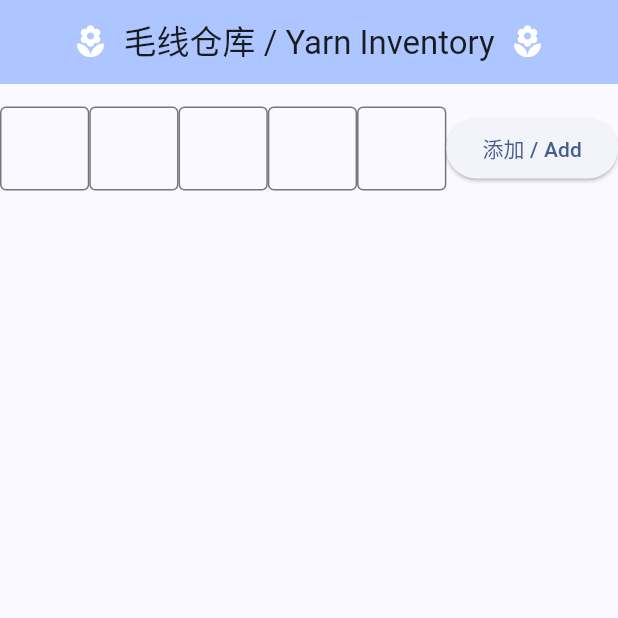
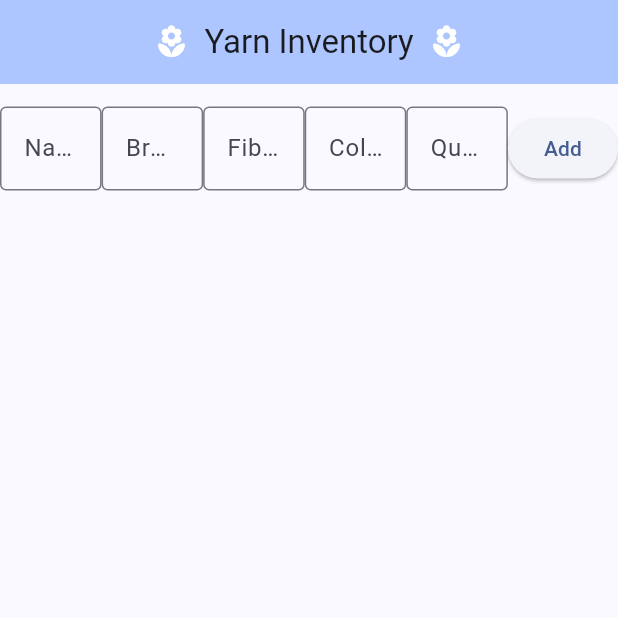
Before and after one commit to bsu-cs222/fp_brotz_yang, a Flutter app: the screen it shows after launch, on a phone screen of 412 x 824 dp, the top half of it. Run offline on Flutter 3.47's test engine with Material 3 defaults, Android fonts, the phone set to English and light mode, and no system bars.

Commit message:
Created view/model directories, renamed dataBean to Yarn, and unified the languages to English

```diff
--- a/lib/dataBean.dart
+++ b/lib/model/Yarn.dart
@@ -1,11 +1,11 @@
-class DataBean {
+class Yarn {
   String name = "";
   String brand = "";
   String fiber = "";
   String color = "";
   int qty = 0;
 
-  DataBean({
+  Yarn({
     this.name = "",
     this.brand = "",
     this.fiber = "",
--- a/lib/main.dart
+++ b/lib/view/main.dart
@@ -1,5 +1,5 @@
 import 'package:flutter/material.dart';
-import 'package:yarn_inventory_manager/dataBean.dart';
+import 'package:yarn_inventory_manager/model/Yarn.dart';
 
 void main() {
   runApp(const MyApp());
@@ -12,11 +12,11 @@ class MyApp extends StatelessWidget {
   @override
   Widget build(BuildContext context) {
     return MaterialApp(
-      title: '毛线仓库 / Yarn Inventory',
+      title: 'Yarn Inventory',
       theme: ThemeData(
         colorScheme: ColorScheme.fromSeed(seedColor: Colors.blueAccent),
       ),
-      home: const MyHomePage(title: '毛线仓库 / Yarn Inventory'), // 应用入口
+      home: const MyHomePage(title: 'Yarn Inventory'),
     );
   }
 }
@@ -37,30 +37,25 @@ class _MyHomePageState extends State<MyHomePage> {
   final _colorController = TextEditingController();
   final _quantityController = TextEditingController();
 
-  // 数据列表 / Data List
-  final List<DataBean> _items = [];
+  final List<Yarn> _items = [];
 
-  // 添加数据方法 / Method to add data
   void _addItem() {
-    // 获取输入值 / Get input values
     String name = _nameController.text.trim();
     String brand = _brandController.text.trim();
     String fiber = _fiberController.text.trim();
     String color = _colorController.text.trim();
     String quantityStr = _quantityController.text.trim();
 
-    // 简单验证 / Simple validation
     if (name.isEmpty || brand.isEmpty || quantityStr.isEmpty) {
-      ScaffoldMessenger.of(context).showSnackBar(
-        SnackBar(content: Text('请填写所有字段 / Please fill in all the fields.')),
-      );
+      ScaffoldMessenger.of(
+        context,
+      ).showSnackBar(SnackBar(content: Text('Please fill in all the fields.')));
       return;
     }
-    // 转换数量为整数 / Convert quantity to integer
+
     int quantity = int.parse(quantityStr);
 
-    // 添加数据到列表 / Add data to the list
-    DataBean data = DataBean();
+    Yarn data = Yarn();
     data.name = name;
     data.brand = brand;
     data.fiber = fiber;
@@ -68,14 +63,12 @@ class _MyHomePageState extends State<MyHomePage> {
     data.qty = quantity;
     _items.add(data);
 
-    // 清空输入框 / Clear input fields
     _nameController.clear();
     _brandController.clear();
     _fiberController.clear();
     _colorController.clear();
     _quantityController.clear();
 
-    // 更新状态 / Update state
     setState(() {});
   }
 
@@ -104,20 +97,15 @@ class _MyHomePageState extends State<MyHomePage> {
       ),
       body: Center(
         child: Column(
-          // 整体区域（使用Column布局垂直排列） 垂直排列（输入区域，列表区域）
           children: <Widget>[
             SizedBox(height: 15),
             Row(
-              // 输入区域（使用Row布局水平排列）
               children: [
                 Expanded(
-                  //均分组件 将横向空间均匀的分配，有几个Expanded就分几份
                   child: TextField(
-                    //输入框组件
-                    controller: _nameController, //输入框控制器
+                    controller: _nameController,
                     decoration: InputDecoration(
-                      //输入框样式
-                      labelText: '名称 / Name',
+                      labelText: 'Name',
                       border: OutlineInputBorder(),
                     ),
                   ),
@@ -126,7 +114,7 @@ class _MyHomePageState extends State<MyHomePage> {
                   child: TextField(
                     controller: _brandController,
                     decoration: InputDecoration(
-                      labelText: '品牌 / Brand',
+                      labelText: 'Brand',
                       border: OutlineInputBorder(),
                     ),
                   ),
@@ -135,7 +123,7 @@ class _MyHomePageState extends State<MyHomePage> {
                   child: TextField(
                     controller: _fiberController,
                     decoration: InputDecoration(
-                      labelText: '纤维 / Fiber',
+                      labelText: 'Fiber',
                       border: OutlineInputBorder(),
                     ),
                   ),
@@ -144,7 +132,7 @@ class _MyHomePageState extends State<MyHomePage> {
                   child: TextField(
                     controller: _colorController,
                     decoration: InputDecoration(
-                      labelText: '颜色 / Color',
+                      labelText: 'Color',
                       border: OutlineInputBorder(),
                     ),
                   ),
@@ -154,25 +142,20 @@ class _MyHomePageState extends State<MyHomePage> {
                     controller: _quantityController,
                     keyboardType: TextInputType.number,
                     decoration: InputDecoration(
-                      labelText: '数量 / Quantity',
+                      labelText: 'Quantity',
                       border: OutlineInputBorder(),
                     ),
                   ),
                 ),
-                ElevatedButton(
-                  onPressed: _addItem, //添加数据的方法
-                  child: Text('添加 / Add'),
-                ),
+                ElevatedButton(onPressed: _addItem, child: Text('Add')),
               ],
             ),
             ListView.builder(
-              //列表区域 / list area
               shrinkWrap: true,
-              itemCount: _items.length, //列表长度就代表有几条数据，也就是几行条目
+              itemCount: _items.length,
               itemBuilder: (context, index) {
-                final item = _items[index]; //获取对应行数的数据，index代表序号
+                final item = _items[index];
                 return ListTile(
-                  //自带的快速展示控件
                   title: Text.rich(
                     TextSpan(
                       children: [
@@ -188,22 +171,22 @@ class _MyHomePageState extends State<MyHomePage> {
                     TextSpan(
                       children: [
                         TextSpan(
-                          text: '品牌 / Brand: ',
+                          text: 'Brand: ',
                           style: TextStyle(color: Colors.blueAccent),
                         ),
                         TextSpan(text: item.brand),
                         TextSpan(
-                          text: ' 纤维 / Fiber: ',
+                          text: 'Fiber: ',
                           style: TextStyle(color: Colors.blueAccent),
                         ),
                         TextSpan(text: item.fiber),
                         TextSpan(
-                          text: ' 颜色 / Color: ',
+                          text: 'Color: ',
                           style: TextStyle(color: Colors.blueAccent),
                         ),
                         TextSpan(text: item.color),
                         TextSpan(
-                          text: ' 数量 / Quantity: ',
+                          text: 'Quantity: ',
                           style: TextStyle(color: Colors.blueAccent),
                         ),
                         TextSpan(text: '${item.qty}'),
@@ -211,14 +194,11 @@ class _MyHomePageState extends State<MyHomePage> {
                     ),
                     style: TextStyle(fontSize: 14, letterSpacing: 0.5),
                   ),
-                  //副标题
+
                   trailing: IconButton(
-                    //图标 / icon
                     icon: Icon(Icons.cancel, color: Colors.blueAccent.shade100),
                     onPressed: () {
-                      //图标的点击事件
                       setState(() {
-                        //删除数据的方法
                         _items.removeAt(index);
                       });
                     },
```
